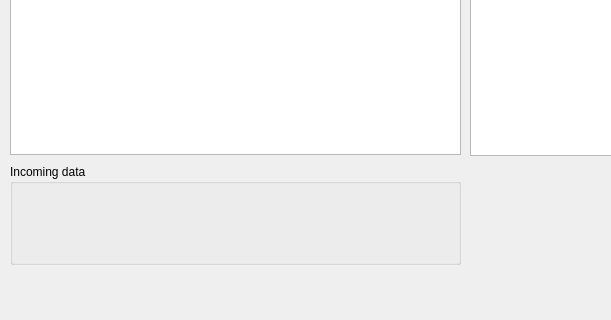
Qt form mainwindow.ui (sas26031962/Sqlite_Example1) before a commit; both pictures show x 0 to 611 and y 93 to 413 of the 754 by 413 pixel window.
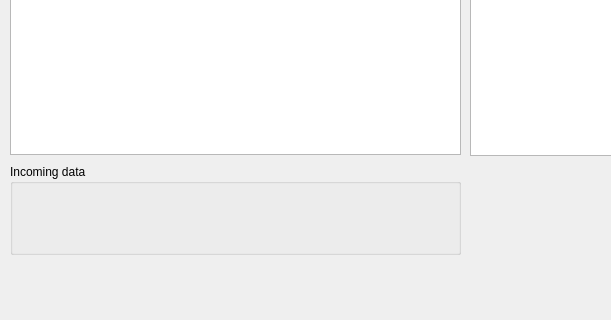
The same form after that commit.

```diff
--- a/mainwindow.ui
+++ b/mainwindow.ui
@@ -56,7 +56,7 @@
       <x>10</x>
       <y>240</y>
       <width>451</width>
-      <height>101</height>
+      <height>91</height>
      </rect>
     </property>
     <property name="title">
```
